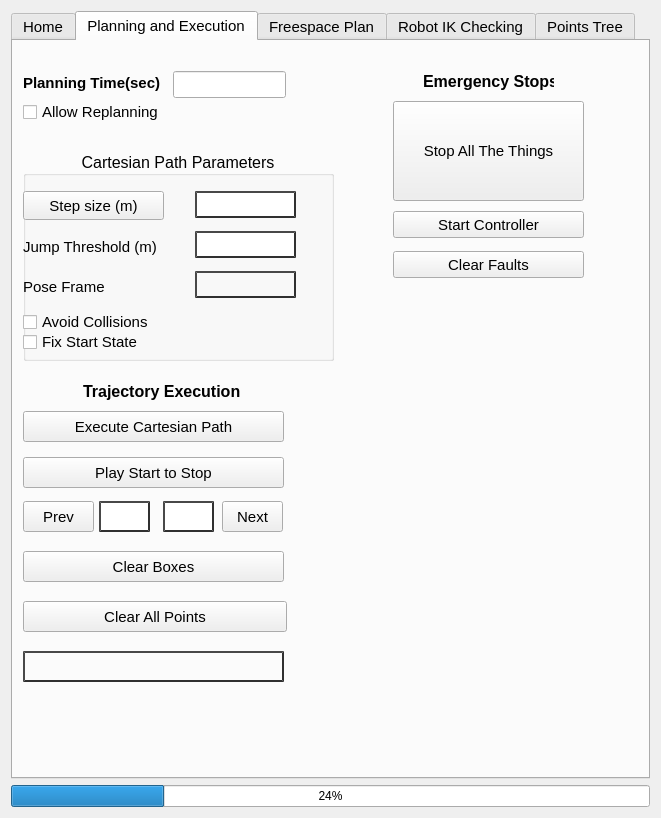
Old version of the form moveit_cartesian_plan_plugin/src/widgets/path_planning_widget.ui in the repository peanut-robotics/fermi.
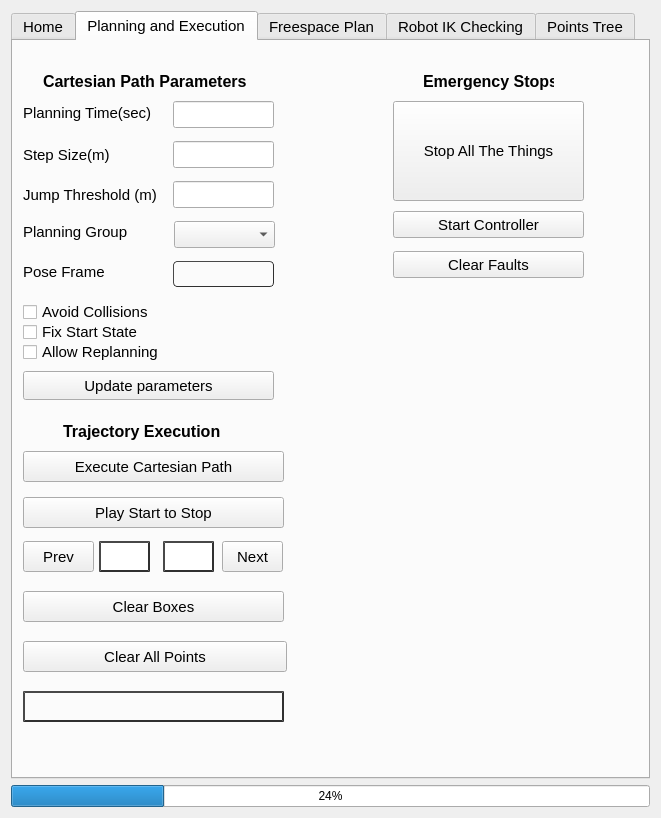
New version of the form. The open tabs and pages were chosen to show the change.

```diff
--- a/moveit_cartesian_plan_plugin/src/widgets/path_planning_widget.ui
+++ b/moveit_cartesian_plan_plugin/src/widgets/path_planning_widget.ui
@@ -352,7 +352,7 @@
        <property name="geometry">
         <rect>
          <x>10</x>
-         <y>370</y>
+         <y>410</y>
          <width>261</width>
          <height>31</height>
         </rect>
@@ -365,7 +365,7 @@
        <property name="geometry">
         <rect>
          <x>10</x>
-         <y>26</y>
+         <y>56</y>
          <width>151</width>
          <height>31</height>
         </rect>
@@ -373,8 +373,8 @@
        <property name="font">
         <font>
          <pointsize>11</pointsize>
-         <weight>75</weight>
-         <bold>true</bold>
+         <weight>50</weight>
+         <bold>false</bold>
         </font>
        </property>
        <property name="text">
@@ -385,8 +385,8 @@
        <property name="geometry">
         <rect>
          <x>160</x>
-         <y>30</y>
-         <width>113</width>
+         <y>60</y>
+         <width>101</width>
          <height>27</height>
         </rect>
        </property>
@@ -395,7 +395,7 @@
        <property name="geometry">
         <rect>
          <x>10</x>
-         <y>60</y>
+         <y>300</y>
          <width>151</width>
          <height>22</height>
         </rect>
@@ -409,173 +409,11 @@
         <string>Allow Replanning</string>
        </property>
       </widget>
-      <widget class="QGroupBox" name="groupBox_2">
-       <property name="geometry">
-        <rect>
-         <x>10</x>
-         <y>110</y>
-         <width>311</width>
-         <height>210</height>
-        </rect>
-       </property>
-       <property name="font">
-        <font>
-         <pointsize>12</pointsize>
-         <weight>50</weight>
-         <italic>false</italic>
-         <bold>false</bold>
-        </font>
-       </property>
-       <property name="title">
-        <string>Cartesian Path Parameters</string>
-       </property>
-       <property name="alignment">
-        <set>Qt::AlignCenter</set>
-       </property>
-       <widget class="QPushButton" name="step_size_btn">
-        <property name="geometry">
-         <rect>
-          <x>0</x>
-          <y>40</y>
-          <width>141</width>
-          <height>29</height>
-         </rect>
-        </property>
-        <property name="font">
-         <font>
-          <pointsize>11</pointsize>
-         </font>
-        </property>
-        <property name="text">
-         <string>Step size (m)</string>
-        </property>
-       </widget>
-       <widget class="QLineEdit" name="lnEdit_StepSize">
-        <property name="geometry">
-         <rect>
-          <x>172</x>
-          <y>40</y>
-          <width>101</width>
-          <height>27</height>
-         </rect>
-        </property>
-        <property name="styleSheet">
-         <string notr="true">border-style: outset;
-															border-width: 2px;
-															border-color :rgb(48, 48, 48)</string>
-        </property>
-       </widget>
-       <widget class="QLineEdit" name="lnEdit_JmpThresh">
-        <property name="geometry">
-         <rect>
-          <x>172</x>
-          <y>80</y>
-          <width>101</width>
-          <height>27</height>
-         </rect>
-        </property>
-        <property name="styleSheet">
-         <string notr="true">border-style: outset;
-															border-width: 2px;
-															border-color :rgb(48, 48, 48)</string>
-        </property>
-        <property name="text">
-         <string/>
-        </property>
-       </widget>
-       <widget class="QLabel" name="label_6">
-        <property name="geometry">
-         <rect>
-          <x>0</x>
-          <y>80</y>
-          <width>151</width>
-          <height>31</height>
-         </rect>
-        </property>
-        <property name="font">
-         <font>
-          <pointsize>11</pointsize>
-         </font>
-        </property>
-        <property name="text">
-         <string>Jump Threshold (m) </string>
-        </property>
-       </widget>
-       <widget class="QLabel" name="label_frame_name">
-        <property name="geometry">
-         <rect>
-          <x>0</x>
-          <y>120</y>
-          <width>101</width>
-          <height>31</height>
-         </rect>
-        </property>
-        <property name="font">
-         <font>
-          <pointsize>11</pointsize>
-         </font>
-        </property>
-        <property name="text">
-         <string>Pose Frame</string>
-        </property>
-       </widget>
-       <widget class="QLabel" name="robot_model_frame">
-        <property name="geometry">
-         <rect>
-          <x>172</x>
-          <y>120</y>
-          <width>101</width>
-          <height>27</height>
-         </rect>
-        </property>
-        <property name="styleSheet">
-         <string notr="true">border-style: outset;
-															border-width: 2px;
-															border-color :rgb(48, 48, 48)</string>
-        </property>
-       </widget>
-       <widget class="QCheckBox" name="chk_FixStartState">
-        <property name="geometry">
-         <rect>
-          <x>0</x>
-          <y>180</y>
-          <width>131</width>
-          <height>22</height>
-         </rect>
-        </property>
-        <property name="font">
-         <font>
-          <pointsize>11</pointsize>
-         </font>
-        </property>
-        <property name="text">
-         <string>Fix Start State</string>
-        </property>
-       </widget>
-       <widget class="QCheckBox" name="chk_AvoidColl">
-        <property name="geometry">
-         <rect>
-          <x>0</x>
-          <y>160</y>
-          <width>131</width>
-          <height>22</height>
-         </rect>
-        </property>
-        <property name="font">
-         <font>
-          <pointsize>11</pointsize>
-         </font>
-        </property>
-        <property name="text">
-         <string>Avoid Collisions</string>
-        </property>
-       </widget>
-      </widget>
       <widget class="QLabel" name="lbl_cartPathCompleted">
        <property name="geometry">
         <rect>
          <x>10</x>
-         <y>610</y>
+         <y>650</y>
          <width>261</width>
          <height>31</height>
         </rect>
@@ -601,7 +439,7 @@
        <property name="geometry">
         <rect>
          <x>10</x>
-         <y>510</y>
+         <y>550</y>
          <width>261</width>
          <height>31</height>
         </rect>
@@ -614,7 +452,7 @@
        <property name="geometry">
         <rect>
          <x>10</x>
-         <y>416</y>
+         <y>456</y>
          <width>261</width>
          <height>31</height>
         </rect>
@@ -627,7 +465,7 @@
        <property name="geometry">
         <rect>
          <x>10</x>
-         <y>460</y>
+         <y>500</y>
          <width>71</width>
          <height>31</height>
         </rect>
@@ -640,7 +478,7 @@
        <property name="geometry">
         <rect>
          <x>209</x>
-         <y>460</y>
+         <y>500</y>
          <width>61</width>
          <height>31</height>
         </rect>
@@ -653,7 +491,7 @@
        <property name="geometry">
         <rect>
          <x>86</x>
-         <y>460</y>
+         <y>500</y>
          <width>51</width>
          <height>31</height>
         </rect>
@@ -668,7 +506,7 @@
        <property name="geometry">
         <rect>
          <x>150</x>
-         <y>460</y>
+         <y>500</y>
          <width>51</width>
          <height>31</height>
         </rect>
@@ -682,8 +520,8 @@
       <widget class="QLabel" name="label_5">
        <property name="geometry">
         <rect>
-         <x>70</x>
-         <y>340</y>
+         <x>50</x>
+         <y>380</y>
          <width>161</width>
          <height>20</height>
         </rect>
@@ -703,7 +541,7 @@
        <property name="geometry">
         <rect>
          <x>10</x>
-         <y>560</y>
+         <y>600</y>
          <width>264</width>
          <height>31</height>
         </rect>
@@ -771,6 +609,234 @@
         <string>Start Controller</string>
        </property>
       </widget>
+      <widget class="QCheckBox" name="chk_FixStartState">
+       <property name="geometry">
+        <rect>
+         <x>10</x>
+         <y>280</y>
+         <width>131</width>
+         <height>22</height>
+        </rect>
+       </property>
+       <property name="font">
+        <font>
+         <pointsize>11</pointsize>
+        </font>
+       </property>
+       <property name="text">
+        <string>Fix Start State</string>
+       </property>
+      </widget>
+      <widget class="QPushButton" name="step_size_btn">
+       <property name="geometry">
+        <rect>
+         <x>10</x>
+         <y>330</y>
+         <width>251</width>
+         <height>29</height>
+        </rect>
+       </property>
+       <property name="font">
+        <font>
+         <pointsize>11</pointsize>
+        </font>
+       </property>
+       <property name="text">
+        <string>Update parameters</string>
+       </property>
+      </widget>
+      <widget class="QLineEdit" name="lnEdit_StepSize">
+       <property name="geometry">
+        <rect>
+         <x>160</x>
+         <y>100</y>
+         <width>101</width>
+         <height>27</height>
+        </rect>
+       </property>
+       <property name="styleSheet">
+        <string notr="true"/>
+       </property>
+      </widget>
+      <widget class="QLabel" name="label_frame_name">
+       <property name="geometry">
+        <rect>
+         <x>10</x>
+         <y>220</y>
+         <width>101</width>
+         <height>21</height>
+        </rect>
+       </property>
+       <property name="font">
+        <font>
+         <pointsize>11</pointsize>
+        </font>
+       </property>
+       <property name="text">
+        <string>Pose Frame</string>
+       </property>
+      </widget>
+      <widget class="QLineEdit" name="lnEdit_JmpThresh">
+       <property name="geometry">
+        <rect>
+         <x>160</x>
+         <y>140</y>
+         <width>101</width>
+         <height>27</height>
+        </rect>
+       </property>
+       <property name="styleSheet">
+        <string notr="true"/>
+       </property>
+       <property name="text">
+        <string/>
+       </property>
+      </widget>
+      <widget class="QLabel" name="robot_model_frame">
+       <property name="geometry">
+        <rect>
+         <x>160</x>
+         <y>220</y>
+         <width>101</width>
+         <height>26</height>
+        </rect>
+       </property>
+       <property name="styleSheet">
+        <string notr="true">border-style: outset;
+															box-color: white;
+															border-radius: 4px;
+															border-width: 1px;
+															border-color :rgb(48, 48, 48)</string>
+       </property>
+      </widget>
+      <widget class="QCheckBox" name="chk_AvoidColl">
+       <property name="geometry">
+        <rect>
+         <x>10</x>
+         <y>260</y>
+         <width>131</width>
+         <height>22</height>
+        </rect>
+       </property>
+       <property name="font">
+        <font>
+         <pointsize>11</pointsize>
+        </font>
+       </property>
+       <property name="text">
+        <string>Avoid Collisions</string>
+       </property>
+      </widget>
+      <widget class="QLabel" name="label_6">
+       <property name="geometry">
+        <rect>
+         <x>10</x>
+         <y>143</y>
+         <width>151</width>
+         <height>21</height>
+        </rect>
+       </property>
+       <property name="font">
+        <font>
+         <pointsize>11</pointsize>
+        </font>
+       </property>
+       <property name="text">
+        <string>Jump Threshold (m) </string>
+       </property>
+      </widget>
+      <widget class="QLabel" name="label_8">
+       <property name="geometry">
+        <rect>
+         <x>30</x>
+         <y>30</y>
+         <width>211</width>
+         <height>21</height>
+        </rect>
+       </property>
+       <property name="font">
+        <font>
+         <pointsize>12</pointsize>
+         <weight>75</weight>
+         <bold>true</bold>
+        </font>
+       </property>
+       <property name="text">
+        <string>Cartesian Path Parameters</string>
+       </property>
+      </widget>
+      <widget class="QComboBox" name="combo_planGroup">
+       <property name="geometry">
+        <rect>
+         <x>161</x>
+         <y>180</y>
+         <width>101</width>
+         <height>27</height>
+        </rect>
+       </property>
+      </widget>
+      <widget class="QLabel" name="label_9">
+       <property name="geometry">
+        <rect>
+         <x>10</x>
+         <y>180</y>
+         <width>111</width>
+         <height>21</height>
+        </rect>
+       </property>
+       <property name="font">
+        <font>
+         <weight>50</weight>
+         <bold>false</bold>
+        </font>
+       </property>
+       <property name="text">
+        <string>Planning Group </string>
+       </property>
+      </widget>
+      <widget class="QLabel" name="label_23">
+       <property name="geometry">
+        <rect>
+         <x>10</x>
+         <y>105</y>
+         <width>101</width>
+         <height>17</height>
+        </rect>
+       </property>
+       <property name="text">
+        <string>Step Size(m)</string>
+       </property>
+      </widget>
+      <zorder>targetPoint</zorder>
+      <zorder>label_4</zorder>
+      <zorder>lnEdit_PlanTime</zorder>
+      <zorder>chk_AllowReplanning</zorder>
+      <zorder>lbl_cartPathCompleted</zorder>
+      <zorder>btn_ClearAllBoxes</zorder>
+      <zorder>playSubset_btn</zorder>
+      <zorder>prev_btn</zorder>
+      <zorder>next_btn</zorder>
+      <zorder>start_idx</zorder>
+      <zorder>stop_idx</zorder>
+      <zorder>label_5</zorder>
+      <zorder>btn_ClearAllPoints</zorder>
+      <zorder>label_7</zorder>
+      <zorder>stop_all_btn</zorder>
+      <zorder>clear_faults_btn</zorder>
+      <zorder>start_controller_btn</zorder>
+      <zorder>robot_model_frame</zorder>
+      <zorder>chk_FixStartState</zorder>
+      <zorder>step_size_btn</zorder>
+      <zorder>lnEdit_StepSize</zorder>
+      <zorder>label_frame_name</zorder>
+      <zorder>lnEdit_JmpThresh</zorder>
+      <zorder>robot_model_frame</zorder>
+      <zorder>chk_AvoidColl</zorder>
+      <zorder>label_6</zorder>
+      <zorder>label_8</zorder>
+      <zorder>combo_planGroup</zorder>
+      <zorder>label_9</zorder>
+      <zorder>label_23</zorder>
      </widget>
      <widget class="QWidget" name="FreespacePlan">
       <attribute name="title">
@@ -1615,9 +1681,6 @@
            </property>
           </widget>
          </item>
-         <item row="3" column="0">
-          <widget class="QComboBox" name="combo_planGroup"/>
-         </item>
          <item row="2" column="0">
           <widget class="QGroupBox" name="groupBox_3">
            <property name="minimumSize">
```
Left out of the diff: 8 changed lines with no effect on the pictures.
